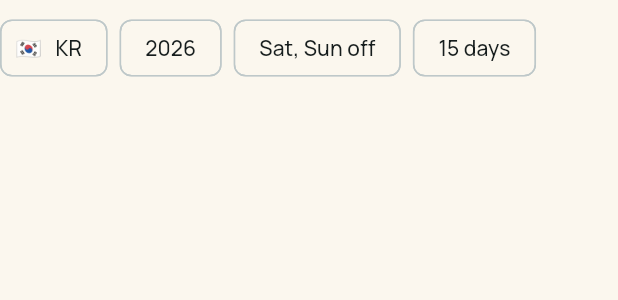
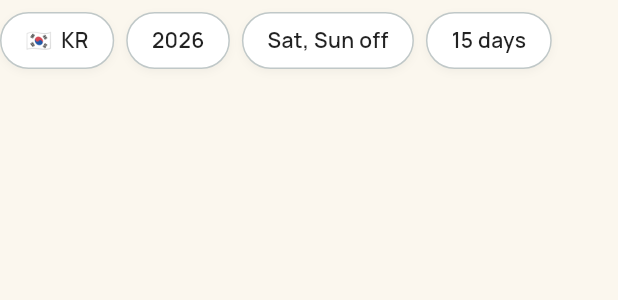
Before and after one commit to apexbymanish/-daysoff-mobile, a Flutter app: the PlanFilterChips widget shown alone on an empty page, opened directly, on a phone screen of 412 x 824 dp. Shown: the top 300 px of the screen. Run offline on Flutter 3.47's test engine with Material 3 defaults, Android fonts, the phone set to English and light mode, and no system bars; our stand-ins replace dio, flutter_riverpod, freezed_annotation, get_storage, go_router, table_calendar; accounts and stored records are empty; network calls fail.

Commit message:
feat(plan): restyle filter chips to white pills and banner to olive (T3)
Filter chips: white bg, outlineVariant border, 20px radius, soft shadow, w600.
Country chip shows flag + code (no countryName helper exists — using code).
Best-value banner: oliveFixed bg, white circle icon, olive text.
85 tests pass, analyzer clean.

Co-Authored-By: Claude Sonnet 4.6 <noreply@anthropic.com>

```diff
--- a/lib/screens/plan/widgets/plan_filter_chips.dart
+++ b/lib/screens/plan/widgets/plan_filter_chips.dart
@@ -6,9 +6,11 @@ import '../../../core/country_flag.dart';
 import '../../../providers/preferences_provider.dart';
 import '../../../providers/selection_provider.dart';
 import '../../../router/app_router.dart';
+import '../../../theme/colors.dart';
 import '../../../widgets/preferences_editor_sheet.dart';
 
 /// Horizontal chip row reflecting the plan prefs; each chip opens its editor.
+/// Restyled as white pills with [DaysoffColors.outlineVariant] border + soft shadow.
 class PlanFilterChips extends ConsumerWidget {
   const PlanFilterChips({super.key});
 
@@ -25,22 +27,44 @@ class PlanFilterChips extends ConsumerWidget {
         spacing: 8,
         runSpacing: 8,
         children: [
-          ActionChip(
-            avatar: Text(countryFlag(country)),
-            label: Text(country),
-            onPressed: () => context.push(AppRoutes.countryPicker),
+          _Chip(
+            onTap: () => context.push(AppRoutes.countryPicker),
+            child: Row(
+              mainAxisSize: MainAxisSize.min,
+              children: [
+                Text(countryFlag(country)),
+                const SizedBox(width: 6),
+                Text(
+                  country,
+                  style: const TextStyle(
+                      fontSize: 14, fontWeight: FontWeight.w600),
+                ),
+              ],
+            ),
           ),
-          ActionChip(
-            label: Text('$year'),
-            onPressed: () => _showYearDialog(context, ref, year),
+          _Chip(
+            onTap: () => _showYearDialog(context, ref, year),
+            child: Text(
+              '$year',
+              style:
+                  const TextStyle(fontSize: 14, fontWeight: FontWeight.w600),
+            ),
           ),
-          ActionChip(
-            label: Text('${formatWeekend(weekend)} off'),
-            onPressed: () => showPreferencesEditor(context),
+          _Chip(
+            onTap: () => showPreferencesEditor(context),
+            child: Text(
+              '${formatWeekend(weekend)} off',
+              style:
+                  const TextStyle(fontSize: 14, fontWeight: FontWeight.w600),
+            ),
           ),
-          ActionChip(
-            label: Text('$budget days'),
-            onPressed: () => showPreferencesEditor(context),
+          _Chip(
+            onTap: () => showPreferencesEditor(context),
+            child: Text(
+              '$budget days',
+              style:
+                  const TextStyle(fontSize: 14, fontWeight: FontWeight.w600),
+            ),
           ),
         ],
       ),
@@ -89,3 +113,34 @@ class PlanFilterChips extends ConsumerWidget {
     );
   }
 }
+
+/// A white pill with outlineVariant border and soft shadow.
+class _Chip extends StatelessWidget {
+  const _Chip({required this.child, required this.onTap});
+  final Widget child;
+  final VoidCallback onTap;
+
+  @override
+  Widget build(BuildContext context) {
+    return InkWell(
+      onTap: onTap,
+      borderRadius: BorderRadius.circular(20),
+      child: Container(
+        padding: const EdgeInsets.symmetric(horizontal: 16, vertical: 8),
+        decoration: BoxDecoration(
+          color: Colors.white,
+          borderRadius: BorderRadius.circular(20),
+          border: Border.all(color: DaysoffColors.outlineVariant),
+          boxShadow: [
+            BoxShadow(
+              color: Colors.black.withValues(alpha: 0.04),
+              blurRadius: 4,
+              offset: const Offset(0, 2),
+            ),
+          ],
+        ),
+        child: child,
+      ),
+    );
+  }
+}
```
Also changed, not shown: lib/screens/plan/widgets/best_value_banner.dart (+37 -13 lines).
